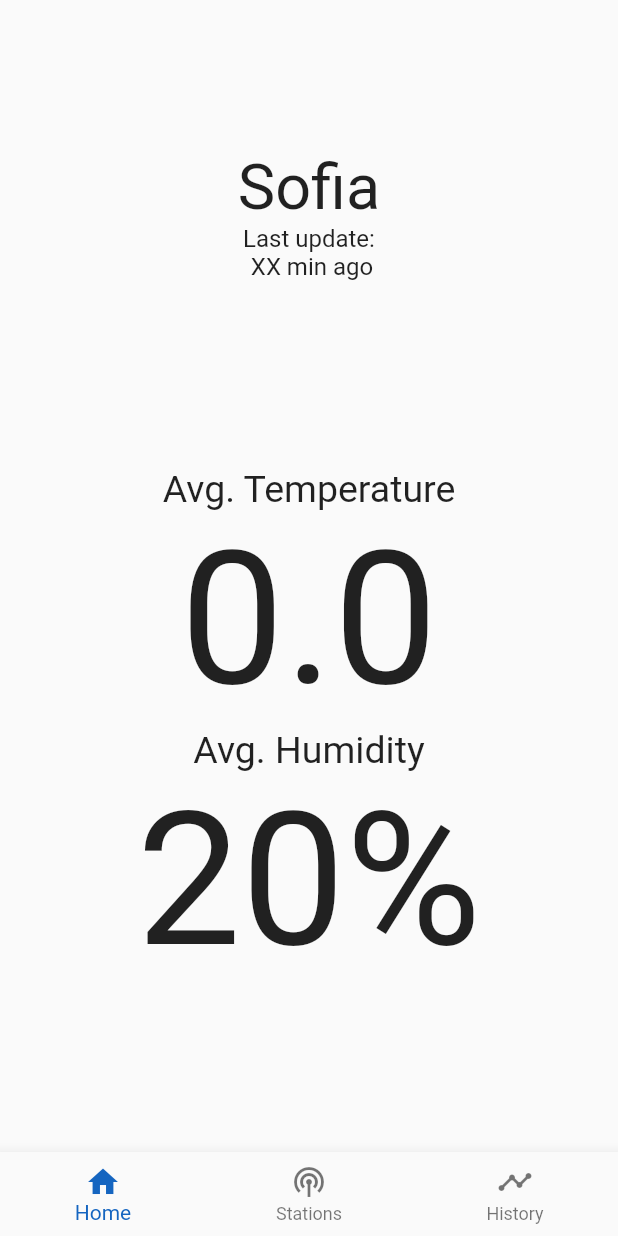
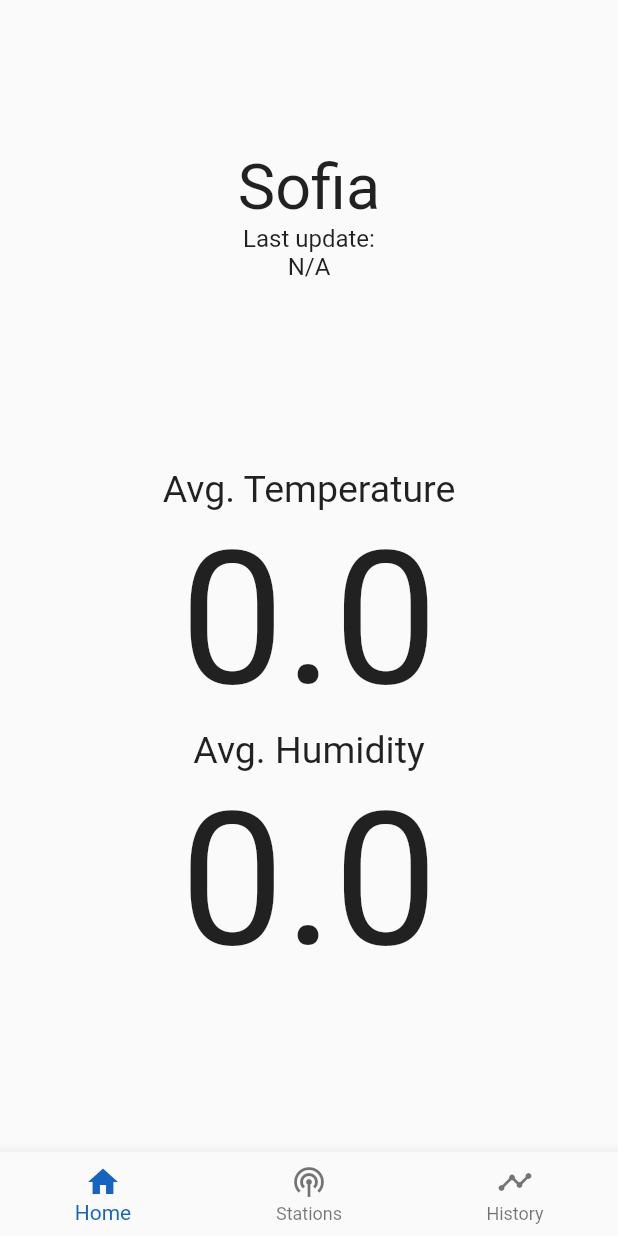
Before and after one commit to NikolaTotev/LoRa_Sensor_Network, a Flutter app: the screen it shows after launch, on a phone screen of 412 x 824 dp. Run offline on Flutter 3.47's test engine with Material 2 defaults, Android fonts, the light colour scheme and no system bars; network calls fail.

Commit message:
Completed homepage APIs and mobile UI + functionality.

```diff
--- a/Flutter_Client/lora_flutter_client/lib/ProjectDataModels/ApiModel_BasicLatestSensorReadings.dart
+++ b/Flutter_Client/lora_flutter_client/lib/ProjectDataModels/ApiModel_BasicLatestSensorReadings.dart
@@ -4,8 +4,10 @@ part 'ApiModel_BasicLatestSensorReadings.g.dart';
 @JsonSerializable()
 class ApiModel_BasicLatestSensorReadings{
 	late double averageTemperature;
+	late double averageHumidity;
+	late String lastUpdate;
 
-	ApiModel_BasicLatestSensorReadings(this.averageTemperature);
+	ApiModel_BasicLatestSensorReadings(this.averageTemperature,this.averageHumidity, this.lastUpdate);
 
 	/// A necessary factory constructor for creating a new User instance
 	/// from a map. Pass the map to the generated `_$UserFromJson()` constructor.
--- a/Flutter_Client/lora_flutter_client/lib/frontend/homepage.dart
+++ b/Flutter_Client/lora_flutter_client/lib/frontend/homepage.dart
@@ -9,17 +9,23 @@ class Homepage extends StatelessWidget {
   // This widget is the root of your application.
   @override
   Widget build(BuildContext context) {
-    return Scaffold(
-        body: Center(
-      child: Column(
+    return Scaffold(body: Center(
+      child: Consumer<SensorDataModel>(
+        builder: (context, dataMode, child) {
+          return FutureProvider<ApiModel_BasicLatestSensorReadings>(
+              create: (context) => dataMode.getNewData(),
+              initialData: ApiModel_BasicLatestSensorReadings(0, 0, "N/A"),
+              child: Consumer<ApiModel_BasicLatestSensorReadings>(
+                builder: (context, loadedModel, child) {
+                  return Column(
                     mainAxisAlignment: MainAxisAlignment.center,
                     children: [
                       Padding(
-            padding: const EdgeInsets.only(top:42.0),
+                        padding: const EdgeInsets.only(top: 42.0),
                         child: Text("Sofia", style: TextStyle(fontSize: 42)),
                       ),
                       Text("Last update:", style: TextStyle(fontSize: 16)),
-          Text(" XX min ago", style: TextStyle(fontSize: 16)),
+                      Text(loadedModel.lastUpdate, style: TextStyle(fontSize: 16)),
                       Padding(
                         padding: EdgeInsets.only(top: 124),
                         child: Text(
@@ -28,21 +34,10 @@ class Homepage extends StatelessWidget {
                           textAlign: TextAlign.center,
                         ),
                       ),
-          Consumer<SensorDataModel>(
-            builder: (context, dataMode, child) {
-              return FutureProvider<ApiModel_BasicLatestSensorReadings>(
-                  create: (context) => dataMode.getNewData(),
-                  initialData: ApiModel_BasicLatestSensorReadings(0),
-                  child: Consumer<ApiModel_BasicLatestSensorReadings>(
-                    builder: (context, loadedModel, child) {
-                      return Text(
+                      Text(
                         loadedModel.averageTemperature.toString(),
                         style: TextStyle(fontSize: 124),
                         textAlign: TextAlign.center,
-                      );
-                    },
-                  ));
-            },
                       ),
                       Text(
                         "Avg. Humidity",
@@ -52,12 +47,16 @@ class Homepage extends StatelessWidget {
                       Padding(
                         padding: EdgeInsets.only(bottom: 50),
                         child: Text(
-              "20%",
+                          loadedModel.averageHumidity.toString(),
                           style: TextStyle(fontSize: 124),
                           textAlign: TextAlign.center,
                         ),
                       )
                     ],
+                  );
+                },
+              ));
+        },
       ),
     ));
   }
```
Also changed, not shown: Flutter_Client/lora_flutter_client/lib/backend/StationDataModel.dart (+26 -1 lines), Flutter_Client/lora_flutter_client/lib/frontend/stationspage.dart (+23 -4 lines), Flutter_Client/lora_flutter_client/lib/ProjectDataModels/ApiModel_BasicLatestSensorReadings.g.dart, 2 other files. Lines whose indentation alone changed are shown as unchanged.
